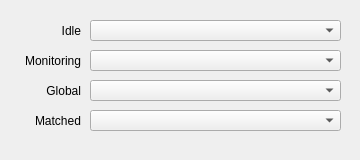
Qt form QKeyMapper/qtrayiconselectdialog.ui (Zalafina/QKeyMapper) before a commit.
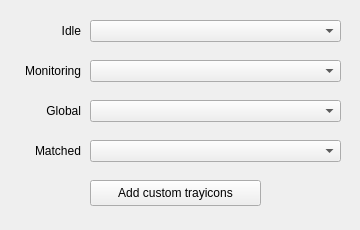
The same form after that commit.

Commit message: Add custom tray icons button.

Diff of the .ui file:
```diff
--- a/QKeyMapper/qtrayiconselectdialog.ui
+++ b/QKeyMapper/qtrayiconselectdialog.ui
@@ -7,7 +7,7 @@
     <x>0</x>
     <y>0</y>
     <width>360</width>
-    <height>160</height>
+    <height>230</height>
    </rect>
   </property>
   <property name="sizePolicy">
@@ -19,13 +19,13 @@
   <property name="minimumSize">
    <size>
     <width>360</width>
-    <height>160</height>
+    <height>230</height>
    </size>
   </property>
   <property name="maximumSize">
    <size>
     <width>360</width>
-    <height>160</height>
+    <height>230</height>
    </size>
   </property>
   <property name="windowTitle">
@@ -37,7 +37,7 @@
      <x>0</x>
      <y>20</y>
      <width>81</width>
-     <height>21</height>
+     <height>22</height>
     </rect>
    </property>
    <property name="text">
@@ -53,7 +53,7 @@
      <x>90</x>
      <y>20</y>
      <width>251</width>
-     <height>21</height>
+     <height>22</height>
     </rect>
    </property>
    <property name="focusPolicy">
@@ -70,9 +70,9 @@
    <property name="geometry">
     <rect>
      <x>0</x>
-     <y>50</y>
+     <y>60</y>
      <width>81</width>
-     <height>21</height>
+     <height>22</height>
     </rect>
    </property>
    <property name="text">
@@ -86,9 +86,9 @@
    <property name="geometry">
     <rect>
      <x>90</x>
-     <y>50</y>
+     <y>60</y>
      <width>251</width>
-     <height>21</height>
+     <height>22</height>
     </rect>
    </property>
    <property name="focusPolicy">
@@ -105,9 +105,9 @@
    <property name="geometry">
     <rect>
      <x>0</x>
-     <y>80</y>
+     <y>100</y>
      <width>81</width>
-     <height>21</height>
+     <height>22</height>
     </rect>
    </property>
    <property name="text">
@@ -121,9 +121,9 @@
    <property name="geometry">
     <rect>
      <x>90</x>
-     <y>80</y>
+     <y>100</y>
      <width>251</width>
-     <height>21</height>
+     <height>22</height>
     </rect>
    </property>
    <property name="focusPolicy">
@@ -140,9 +140,9 @@
    <property name="geometry">
     <rect>
      <x>0</x>
-     <y>110</y>
+     <y>140</y>
      <width>81</width>
-     <height>21</height>
+     <height>22</height>
     </rect>
    </property>
    <property name="text">
@@ -156,9 +156,9 @@
    <property name="geometry">
     <rect>
      <x>90</x>
-     <y>110</y>
+     <y>140</y>
      <width>251</width>
-     <height>21</height>
+     <height>22</height>
     </rect>
    </property>
    <property name="focusPolicy">
@@ -171,6 +171,25 @@
     <number>-1</number>
    </property>
   </widget>
+  <widget class="QPushButton" name="addCustomTrayiconsButton">
+   <property name="geometry">
+    <rect>
+     <x>90</x>
+     <y>180</y>
+     <width>171</width>
+     <height>26</height>
+    </rect>
+   </property>
+   <property name="focusPolicy">
+    <enum>Qt::FocusPolicy::NoFocus</enum>
+   </property>
+   <property name="text">
+    <string>Add custom trayicons</string>
+   </property>
+   <property name="autoDefault">
+    <bool>false</bool>
+   </property>
+  </widget>
  </widget>
  <resources/>
  <connections/>
```
The commit also changes 8 other files.
